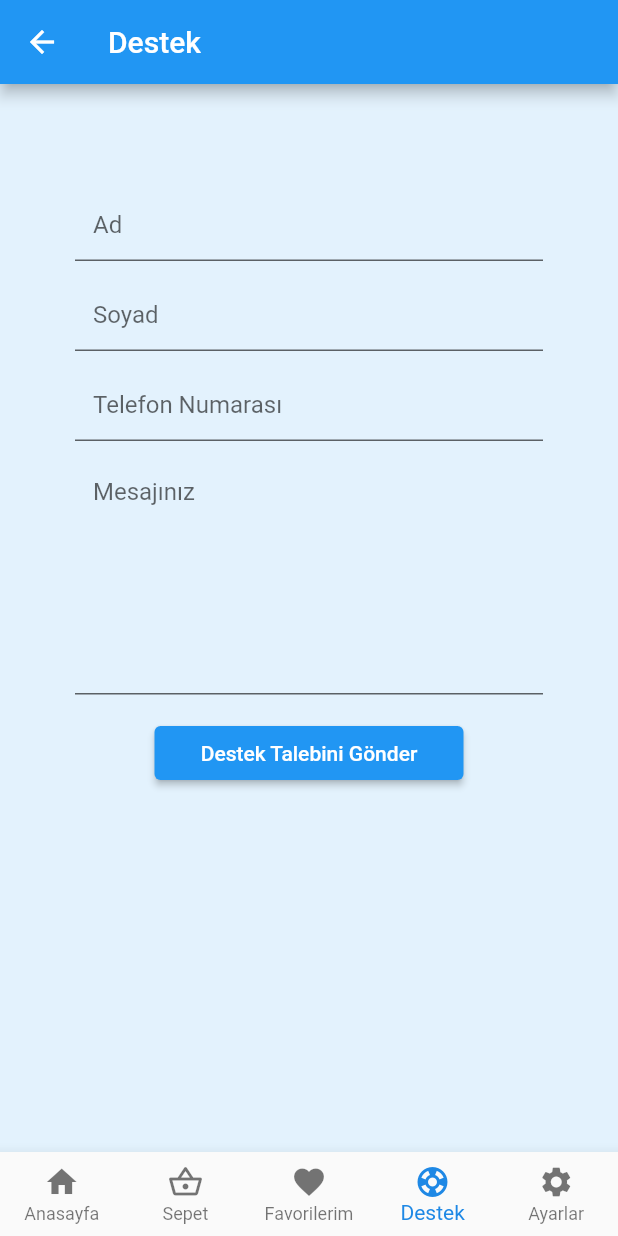
After one commit to gencaykete/flutter-kts, a Flutter app: the screen it shows after launch, item 4 of the bottom bar chosen, on a phone screen of 412 x 824 dp. The commit adds this screen. Run offline on Flutter 3.47's test engine with Material 2 defaults, Android fonts, the phone set to English and light mode, and no system bars; network calls fail.

Commit message:
Destek Sayfası Eklendi

```diff
--- a/lib/bottomNavigation.dart
+++ b/lib/bottomNavigation.dart
@@ -3,6 +3,7 @@ import 'package:projeler/cart.dart';
 import 'package:projeler/category.dart';
 import 'package:projeler/main.dart';
 import 'package:projeler/Helper.dart';
+import 'package:projeler/support.dart';
 import 'package:projeler/wishlist.dart';
 
 class CustomBottomNavigation extends StatelessWidget {
@@ -43,7 +44,7 @@ class CustomBottomNavigation extends StatelessWidget {
         }else if (index == 2){
           Navigator.push(context, MaterialPageRoute(builder: (context) => Wishlist()))
         }else if (index == 3){
-
+          Navigator.push(context, MaterialPageRoute(builder: (context) => SupportPage()))
         }else if (index == 4){
 
         }
--- /dev/null
+++ b/lib/support.dart
@@ -0,0 +1,123 @@
+import 'package:flutter/material.dart';
+import 'package:projeler/Helper.dart';
+import 'package:projeler/bottomNavigation.dart';
+import 'package:projeler/login.dart';
+import 'package:projeler/main.dart';
+
+class SupportPage extends StatefulWidget {
+  @override
+  _SupportPageState createState() => _SupportPageState();
+}
+//erkan
+
+class _SupportPageState extends State<SupportPage> {
+  @override
+  Widget build(BuildContext context) {
+    var screen = MediaQuery.of(context);
+    final double h = screen.size.height;
+    final double w = screen.size.width;
+    Helper.bottom_navigation_active_index = 3;
+
+    return Scaffold(
+        appBar: AppBar(
+          title: Text("Destek"),
+          backgroundColor: Colors.blue,
+        ),
+        bottomNavigationBar: CustomBottomNavigation(),
+        body: SingleChildScrollView(
+          child: Column(
+            children: [
+              Stack(
+                children: [
+                  Container(width: w, height: h, color: Colors.blue.shade50),
+                  Column(
+                    children: [
+                      Row(
+                        mainAxisAlignment: MainAxisAlignment.center,
+                        children: [
+                          Padding(
+                            padding: EdgeInsets.only(top: 50, bottom: 20),
+
+                          )
+                        ],
+                      ),
+                      Column(
+                        mainAxisAlignment: MainAxisAlignment.center,
+                        children: [
+                          SizedBox(
+                            width: w - 100,
+                            height: 50,
+                            child: TextField(
+                              decoration: InputDecoration(
+                                hintText: "Ad",
+                                filled: true,
+                                fillColor: Colors.blue.shade50,
+                              ),
+                            ),
+                          ),
+                          SizedBox(
+                            height: 10,
+                          ),
+                          SizedBox(
+                            width: w - 100,
+                            height: 50,
+                            child: TextField(
+                              decoration: InputDecoration(
+                                hintText: "Soyad",
+                                filled: true,
+                                fillColor: Colors.blue.shade50,
+                              ),
+                            ),
+                          ),
+                          SizedBox(
+                            height: 10,
+                          ),
+                          SizedBox(
+                            width: w - 100,
+                            height: 50,
+                            child: TextField(
+                              decoration: InputDecoration(
+                                hintText: "Telefon Numarası",
+                                filled: true,
+                                fillColor: Colors.blue.shade50,
+                              ),
+                            ),
+                          ),
+                          SizedBox(
+                            height: 10,
+                          ),
+                          SizedBox(
+                            width: w - 100,
+                            child: TextField(
+                              maxLines: 7,
+                              decoration: InputDecoration(
+                                hintText: "Mesajınız",
+                                filled: true,
+                                fillColor: Colors.blue.shade50,
+                              ),
+                            ),
+                          ),
+                          Padding(
+                            padding: EdgeInsets.only(top: 15),
+                            child: SizedBox(
+                              width: w / 2,
+                              child: ElevatedButton(
+                                onPressed: () => {},
+                                child: Text('Destek Talebini Gönder'),
+                                style: ElevatedButton.styleFrom(
+                                  primary: Colors.blue,
+                                ),
+                              ),
+                            ),
+                          ),
+                        ],
+                      )
+                    ],
+                  )
+                ],
+              )
+            ],
+          ),
+        ));
+  }
+}
--- a/lib/wishlist.dart
+++ b/lib/wishlist.dart
@@ -45,7 +45,7 @@ class _WishlistState extends State<Wishlist> {
     double service = 0;
     double total = 0;
 
-    Helper.bottom_navigation_active_index = 1;
+    Helper.bottom_navigation_active_index = 2;
 
     var screen = MediaQuery.of(context);
 
```
